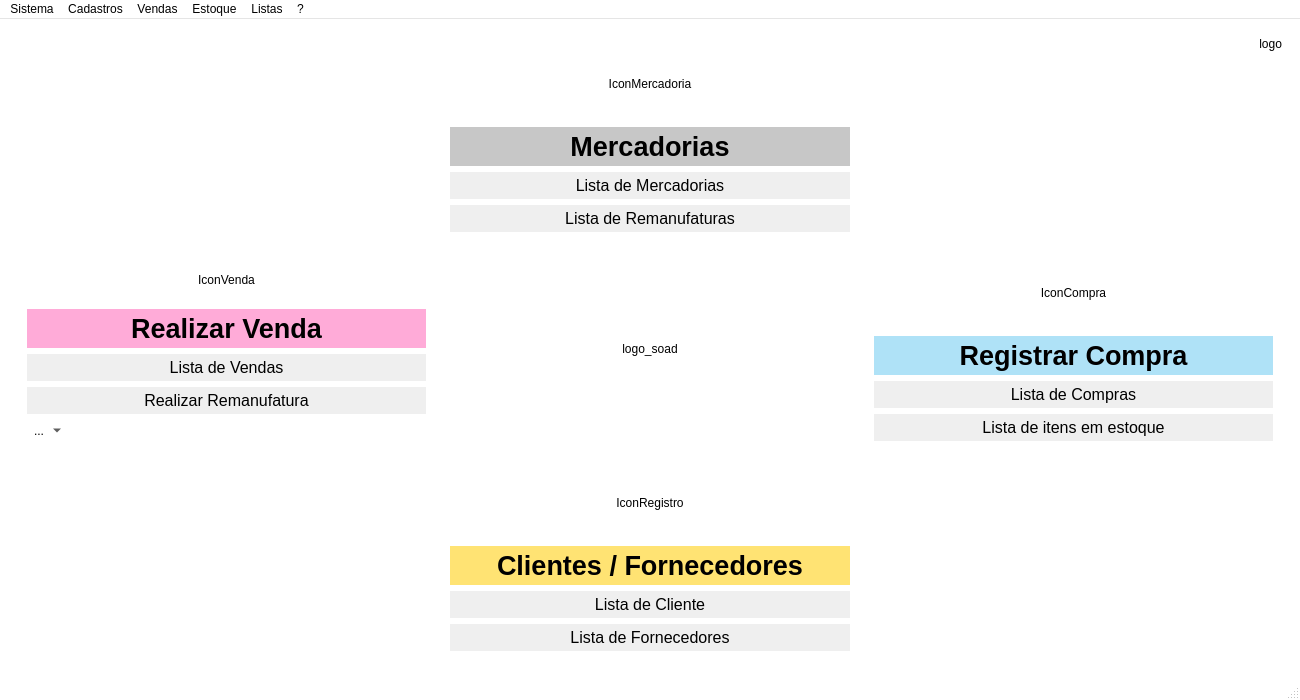
This is Resources/UI/MainWindow.ui in Klubas/Projeto-SOAD as Qt 5 draws it before an edit. The edited form follows.
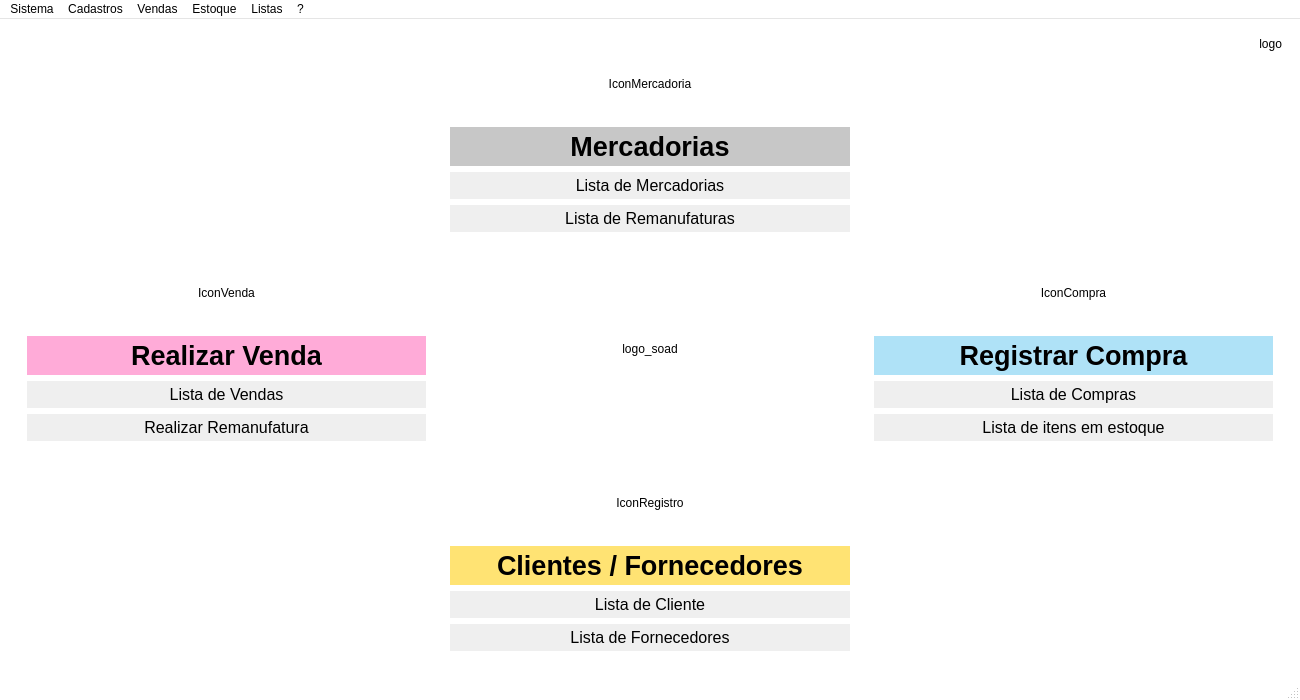
This is the edited form.

Diff of the .ui file:
```diff
--- a/Resources/UI/MainWindow.ui
+++ b/Resources/UI/MainWindow.ui
@@ -573,25 +573,6 @@
              </property>
             </widget>
            </item>
-           <item>
-            <widget class="QToolButton" name="toolButton">
-             <property name="text">
-              <string>...</string>
-             </property>
-             <property name="popupMode">
-              <enum>QToolButton::MenuButtonPopup</enum>
-             </property>
-             <property name="toolButtonStyle">
-              <enum>Qt::ToolButtonTextOnly</enum>
-             </property>
-             <property name="autoRaise">
-              <bool>true</bool>
-             </property>
-             <property name="arrowType">
-              <enum>Qt::NoArrow</enum>
-             </property>
-            </widget>
-           </item>
           </layout>
          </widget>
         </item>
```
